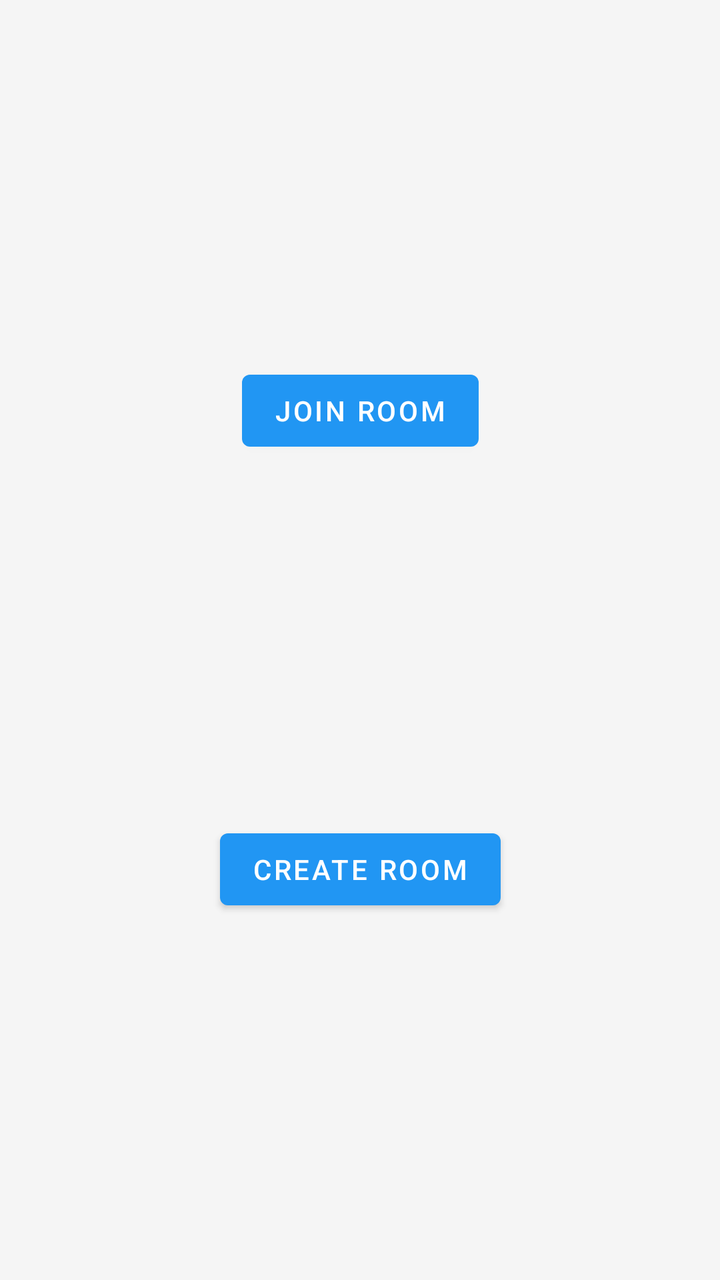
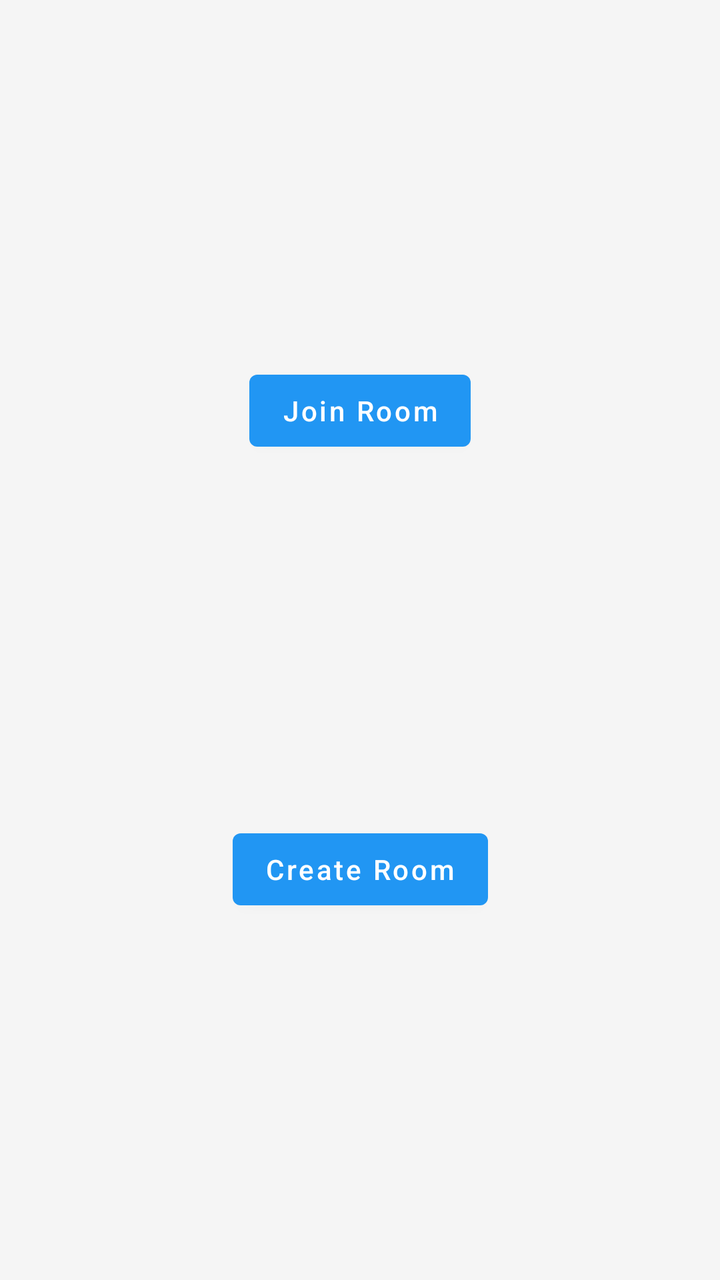

An Android layout rendered at two revisions. The XML below is the earlier revision; the diff shows what the commit changed to produce the second picture.
<!-- AndroidManifest.xml: application theme Theme.Boggle -->
<!-- res/layout/fragment_join_or_create_room.xml -->
<?xml version="1.0" encoding="utf-8"?>
<androidx.constraintlayout.widget.ConstraintLayout xmlns:android="http://schemas.android.com/apk/res/android"
    xmlns:app="http://schemas.android.com/apk/res-auto"
    android:layout_width="match_parent"
    android:layout_height="match_parent">

    <Button
        android:id="@+id/joinRoom"
        android:layout_width="wrap_content"
        android:layout_height="wrap_content"
        android:text="Join Room"
        app:layout_constraintBottom_toTopOf="@+id/create_room"
        app:layout_constraintEnd_toEndOf="parent"
        app:layout_constraintHorizontal_bias="0.5"
        app:layout_constraintStart_toStartOf="parent"
        app:layout_constraintTop_toTopOf="parent" />

    <Button
        android:id="@+id/create_room"
        android:layout_width="wrap_content"
        android:layout_height="wrap_content"
        android:text="Create Room"
        app:layout_constraintBottom_toTopOf="@id/room_code_TIL"
        app:layout_constraintEnd_toEndOf="parent"
        app:layout_constraintHorizontal_bias="0.5"
        app:layout_constraintStart_toStartOf="parent"
        app:layout_constraintTop_toBottomOf="@+id/joinRoom" />

    <com.google.android.material.textfield.TextInputLayout
        android:id="@+id/room_code_TIL"
        android:layout_width="match_parent"
        android:layout_height="wrap_content"
        app:layout_constraintBottom_toBottomOf="parent"
        app:layout_constraintEnd_toEndOf="parent"
        app:layout_constraintStart_toStartOf="parent"
        app:layout_constraintVertical_bias="0"
        app:layout_constraintTop_toBottomOf="@+id/create_room"
        android:visibility="gone">

        <com.google.android.material.textfield.TextInputEditText
            android:id="@+id/room_code_TV"
            android:layout_width="match_parent"
            android:layout_height="match_parent" />
    </com.google.android.material.textfield.TextInputLayout>

    <androidx.constraintlayout.widget.Guideline android:layout_width="wrap_content"
        android:layout_height="wrap_content" />

</androidx.constraintlayout.widget.ConstraintLayout>
<!-- resources referenced by this layout -->
<resources>
  <style name="Theme.Boggle" parent="Theme.MaterialComponents.DayNight.NoActionBar">
          
          <item name="colorPrimary">@color/primary</item>
          <item name="colorPrimaryVariant">@color/primary_variant</item>
          <item name="colorOnPrimary">@color/on_primary</item>
          
          <item name="colorSecondary">@color/secondary</item>
          <item name="colorSecondaryVariant">@color/secondary_variant</item>
          <item name="colorOnSecondary">@color/on_secondary</item>
          
          <item name="android:statusBarColor">?attr/colorPrimaryVariant</item>
  
          
          <item name="android:colorBackground">@color/background</item>
          <item name="colorSurface">#FFFFFF</item>
  
          <item name="colorUnselected">@color/background</item>
          <item name="colorSelected">@color/selected</item>
          <item name="colorLastSelected">@color/last_selected</item>
  
          
      </style>
  <color name="primary">#2196F3</color>
  <color name="primary_variant">#1976D2</color>
  <color name="on_primary">#FFFFFF</color>
  <color name="secondary">#FFE082</color>
  <color name="secondary_variant">#FFD54F</color>
  <color name="on_secondary">#000000</color>
  <color name="background">#F5F5F5</color>
  <color name="selected">#FFE082</color>
  <color name="last_selected">#FFBA39</color>
</resources>

<!-- the commit's change to res/layout/fragment_join_or_create_room.xml (unified diff, before → after) -->
@@ -9,6 +9,7 @@
         android:layout_width="wrap_content"
         android:layout_height="wrap_content"
         android:text="Join Room"
+        android:textAllCaps="false"
         app:layout_constraintBottom_toTopOf="@+id/create_room"
         app:layout_constraintEnd_toEndOf="parent"
         app:layout_constraintHorizontal_bias="0.5"
@@ -20,6 +21,7 @@
         android:layout_width="wrap_content"
         android:layout_height="wrap_content"
         android:text="Create Room"
+        android:textAllCaps="false"
         app:layout_constraintBottom_toTopOf="@id/room_code_TIL"
         app:layout_constraintEnd_toEndOf="parent"
         app:layout_constraintHorizontal_bias="0.5"
@@ -40,7 +42,8 @@
         <com.google.android.material.textfield.TextInputEditText
             android:id="@+id/room_code_TV"
             android:layout_width="match_parent"
-            android:layout_height="match_parent" />
+            android:layout_height="match_parent"
+            android:hint="Enter room code"/>
     </com.google.android.material.textfield.TextInputLayout>
 
     <androidx.constraintlayout.widget.Guideline android:layout_width="wrap_content"
